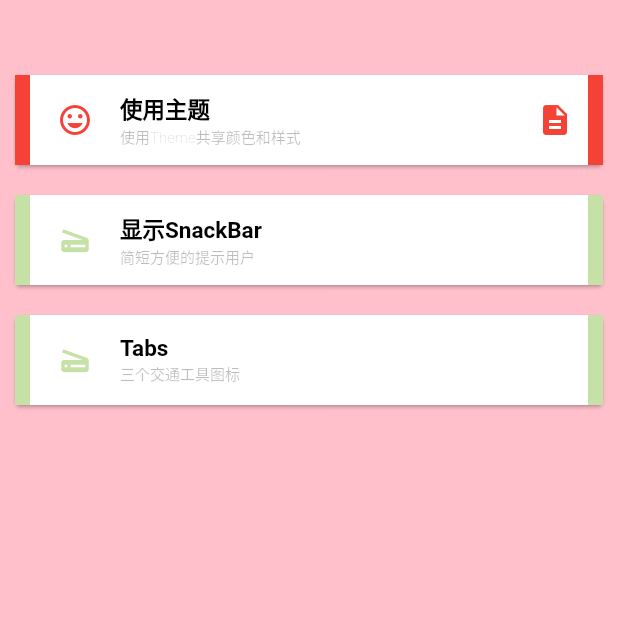
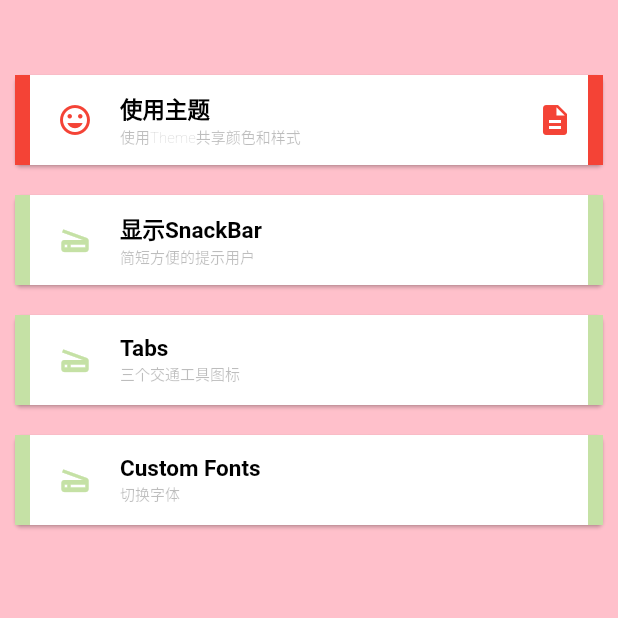
Before and after one commit to tonyhelloworld/flutter-learning, a Flutter app: the screen it shows after launch, on a phone screen of 412 x 824 dp, the top half of it. Run offline on Flutter 3.47's test engine with Material 2 defaults, Android fonts, the phone set to English and light mode, and no system bars.

Commit message:
optimizeâ

```diff
--- a/lib/home_page.dart
+++ b/lib/home_page.dart
@@ -61,6 +61,20 @@ class _HomeState extends State<Home> {
                   Navigator.of(context).pushNamed('/tabs_page');
                 },
               ),
+              SimpleCard(
+                title: 'Custom Fonts',
+                decriptionColor: Colors.black26,
+                description: '切换字体',
+                titleColor: Colors.black,
+                prefixBadge: Colors.lightGreen[200],
+                suffixBadge: Colors.lightGreen[200],
+                icon: Icons.scanner,
+                iconColor: Colors.lightGreen[200],
+                backgroundColor: Colors.white,
+                onTap: (){
+                  Navigator.of(context).pushNamed('/custom_fonts_page');
+                },
+              ),
             ],
           ),
         ),
```
